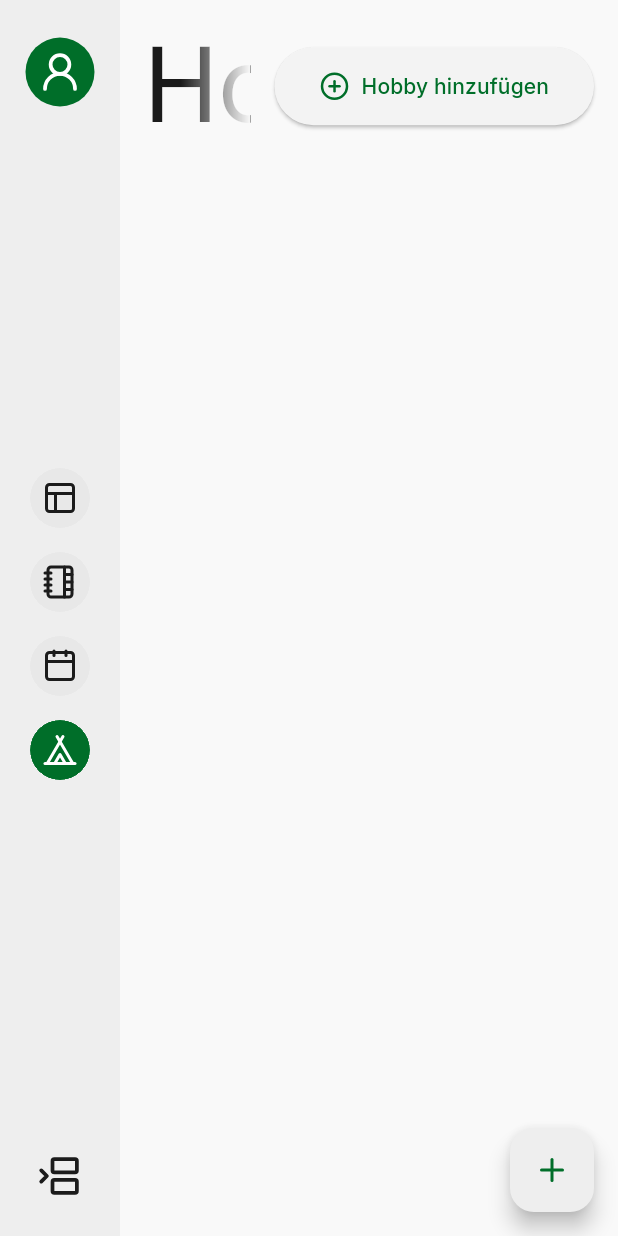
After one commit to zTomz/schulplaner, a Flutter app: the HobbiesPage screen opened by its route, on a phone screen of 412 x 824 dp. The commit adds this screen. Run offline on Flutter 3.47's test engine with Material 3 defaults, Android fonts, the phone set to English and light mode, and no system bars; drawn by our look-alikes of flutter_expandable_fab; our stand-ins replace auto_route, cloud_firestore, email_validator, equatable, firebase_auth, firebase_core and 5 more; accounts and stored records are empty; generated files the repository leaves out were written again.

Commit message:
Create edit or delete hobbies as a signed in user

```diff
--- a/lib/common/services/database_service.dart
+++ b/lib/common/services/database_service.dart
@@ -2,6 +2,7 @@ import 'package:cloud_firestore/cloud_firestore.dart';
 import 'package:firebase_auth/firebase_auth.dart';
 import 'package:flutter/material.dart';
 import 'package:schulplaner/common/functions/check_user_is_signed_in.dart';
+import 'package:schulplaner/common/models/hobby.dart';
 import 'package:schulplaner/common/models/weekly_schedule_data.dart';
 import 'package:schulplaner/common/models/weekly_schedule.dart';
 
@@ -10,6 +11,9 @@ abstract class DatabaseService {
   static CollectionReference<Map<String, dynamic>>
       get weeklyScheduleCollection =>
           currentUserDocument.collection("weekly_schedule");
+
+  static CollectionReference<Map<String, dynamic>> get hobbiesCollection =>
+      currentUserDocument.collection("hobbies");
 
   static CollectionReference<Map<String, dynamic>> get userCollection =>
       FirebaseFirestore.instance.collection("users");
@@ -71,4 +75,33 @@ abstract class DatabaseService {
 
     await weeklyScheduleCollection.doc("subjects").set(data);
   }
+
+  /// Upload a single or multiple hobbies to firestore. If a user edits an hobby we just overwrite it with this function.
+  static Future<void> uploadHobbies(
+    BuildContext context, {
+    required List<Hobby> hobbies,
+  }) async {
+    if (!checkUserIsSignedIn(context)) {
+      return;
+    }
+
+    for (final hobby in hobbies) {
+      // Create a seperate doc for each hobby. The doc id is the hobby uuid
+      await hobbiesCollection.doc(hobby.uuid).set(hobby.toMap());
+    }
+  }
+
+  /// Delete a single or multiple hobbies from firestore
+  static Future<void> deleteHobbies(
+    BuildContext context, {
+    required List<Hobby> hobbies,
+  }) async {
+    if (!checkUserIsSignedIn(context)) {
+      return;
+    }
+
+    for (final hobby in hobbies) {
+      await hobbiesCollection.doc(hobby.uuid).delete();
+    }
+  }
 }
--- a/lib/config/routes/router.dart
+++ b/lib/config/routes/router.dart
@@ -52,6 +52,10 @@ class AppRouter extends RootStackRouter {
               page: WeeklyScheduleRoute.page,
               guards: [AuthGuard()],
             ),
+            AutoRoute(
+              page: HobbiesRoute.page,
+              guards: [AuthGuard()],
+            ),
           ],
         ),
       ];
--- a/lib/features/app_navigation/app_navigation_page.dart
+++ b/lib/features/app_navigation/app_navigation_page.dart
@@ -21,6 +21,7 @@ class AppNavigationPage extends HookWidget {
         OverviewRoute(),
         WeeklyScheduleRoute(),
         CalendarRoute(),
+        HobbiesRoute(),
       ],
       transitionBuilder: (context, child, animation) => FadeTransition(
         opacity: animation,
@@ -99,6 +100,10 @@ class AppNavigationPage extends HookWidget {
                     label: "Kalender",
                     icon: Icon(LucideIcons.calendar),
                   ),
+                  CustomNavigationDestination(
+                    label: "Hobbies",
+                    icon: Icon(LucideIcons.tent),
+                  ),
                 ],
               ),
               Expanded(child: child),
--- /dev/null
+++ b/lib/features/hobbies/hobbies_page.dart
@@ -0,0 +1,111 @@
+import 'package:auto_route/auto_route.dart';
+import 'package:flutter/material.dart';
+import 'package:flutter_lucide/flutter_lucide.dart';
+import 'package:schulplaner/common/constants/numbers.dart';
+import 'package:schulplaner/common/dialogs/custom_dialog.dart';
+import 'package:schulplaner/common/dialogs/hobby/edit_hobby_dialog.dart';
+import 'package:schulplaner/common/models/hobby.dart';
+import 'package:schulplaner/common/services/database_service.dart';
+import 'package:schulplaner/common/widgets/custom_app_bar.dart';
+import 'package:schulplaner/common/widgets/hobby_list_tile.dart';
+
+@RoutePage()
+class HobbiesPage extends StatelessWidget {
+  const HobbiesPage({super.key});
+
+  @override
+  Widget build(BuildContext context) {
+    return Scaffold(
+      appBar: CustomAppBar(
+        title: const Text(
+          "Hobbies",
+        ),
+        actions: [
+          ElevatedButton.icon(
+            onPressed: () async {
+              final result = await showDialog<Hobby>(
+                context: context,
+                builder: (context) {
+                  return const EditHobbyDialog();
+                },
+              );
+
+              if (result != null && context.mounted) {
+                await DatabaseService.uploadHobbies(
+                  context,
+                  hobbies: [result],
+                );
+              }
+            },
+            icon: const Icon(
+              LucideIcons.circle_plus,
+              size: 20,
+            ),
+            label: const Text("Hobby hinzufügen"),
+          ),
+          const SizedBox(width: Spacing.medium),
+        ],
+      ),
+      body: StreamBuilder(
+        stream: DatabaseService.hobbiesCollection.snapshots(),
+        builder: (context, snapshot) {
+          // TODO: Add error handling or when no data is available
+          if (snapshot.hasError || !snapshot.hasData) {
+            return const Center(
+              child: Text("Error"),
+            );
+          }
+
+          final List<Hobby> hobbies = snapshot.data!.docs
+              .map((doc) => Hobby.fromMap(doc.data()))
+              .toList();
+
+          return ListView.builder(
+            itemCount: hobbies.length,
+            itemBuilder: (context, index) {
+              final currentHobby = hobbies[index];
+
+              return HobbyListTile(
+                hobby: currentHobby,
+                onEdit: () async {
+                  print("Edit");
+                  final result = await showDialog<Hobby>(
+                    context: context,
+                    builder: (context) {
+                      return EditHobbyDialog(
+                        hobby: currentHobby,
+                      );
+                    },
+                  );
+
+                  if (result != null && context.mounted) {
+                    await DatabaseService.uploadHobbies(
+                      context,
+                      hobbies: [result],
+                    );
+                  }
+                },
+                onDelete: () async {
+                  final result = await showDialog<bool>(
+                    context: context,
+                    builder: (context) => CustomDialog.confirmation(
+                      description:
+                          "Sind Sie sich sicher, dass Sie das Hobby \"${currentHobby.name}\" löschen möchten.",
+                    ),
+                  );
+
+                  if (result == true && context.mounted) {
+                    await DatabaseService.deleteHobbies(
+                      context,
+                      hobbies: [currentHobby],
+                    );
+                  }
+                },
+              );
+            },
+          );
+        },
+      ),
+    );
+  }
+}
```
Also changed, not shown: lib/common/dialogs/hobby/edit_hobby_dialog.dart (+7 -5 lines), lib/common/functions/get_value_or_null.dart (+4 -4 lines), lib/common/models/hobby.dart (+23 -0 lines), lib/common/models/time.dart (+18 -1 lines), lib/common/widgets/hobby_list_tile.dart (added, +79 -0 lines), lib/features/account_creation/pages/create_hobbies_page.dart (+2 -75 lines), lib/config/routes/router.gr.dart.
